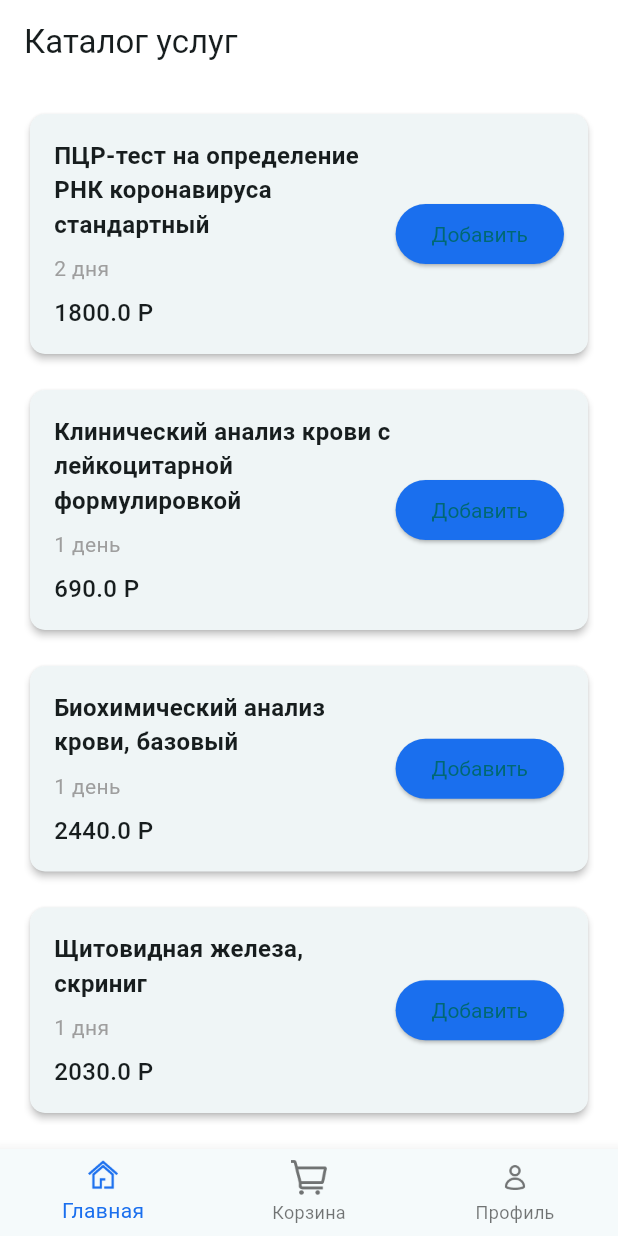
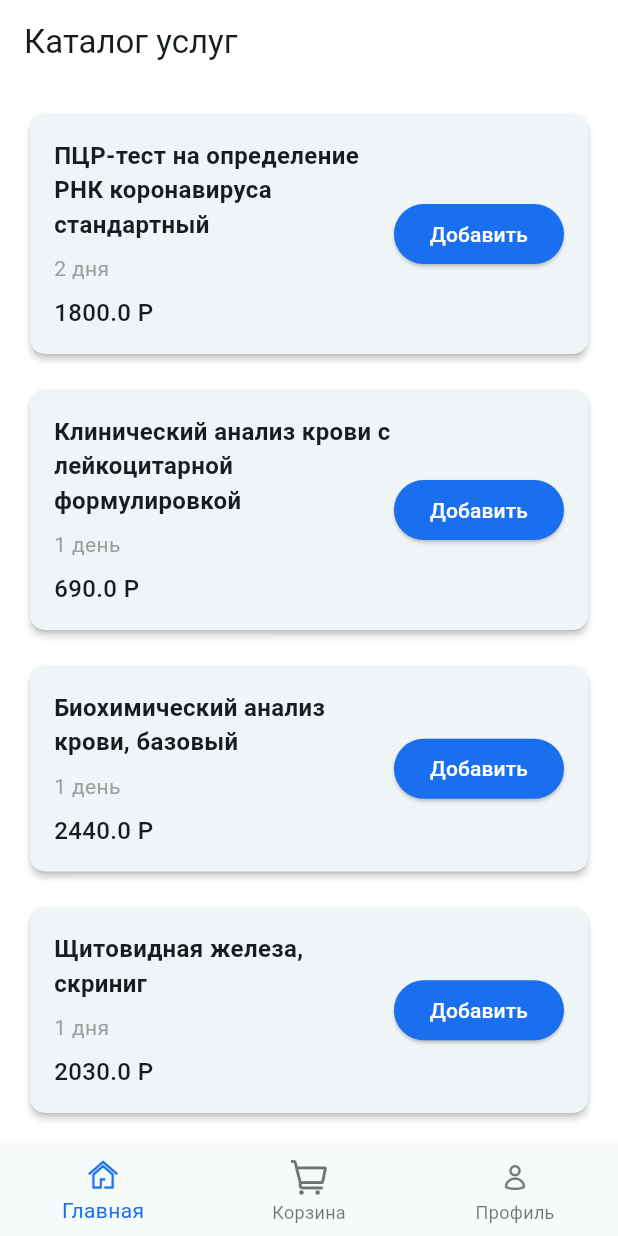
Before and after one commit to KatrinKH/pcs_7, a Flutter app: the screen it shows after launch, on a phone screen of 412 x 824 dp. Run offline on Flutter 3.47's test engine with Material 3 defaults, Android fonts, the phone set to English and light mode, and no system bars.

Commit message:
Цвет текста кнопки

```diff
--- a/lib/components/item_note.dart
+++ b/lib/components/item_note.dart
@@ -50,7 +50,7 @@ class ProductCard extends StatelessWidget {
               child: Text('Добавить'),
               style: ElevatedButton.styleFrom(
                 backgroundColor: const Color.fromRGBO(26, 111, 238, 1),
-                textStyle: TextStyle(color: const Color.fromARGB(255, 255, 255, 255)),
+                foregroundColor: Colors.white,
               ),
             ),
           ],
```
